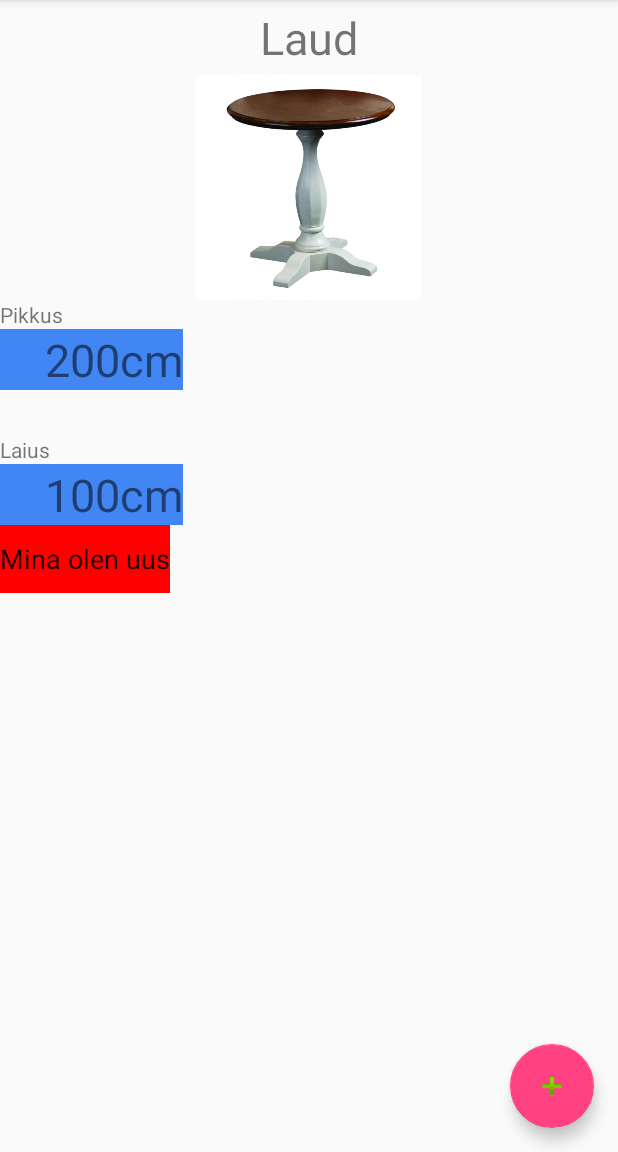
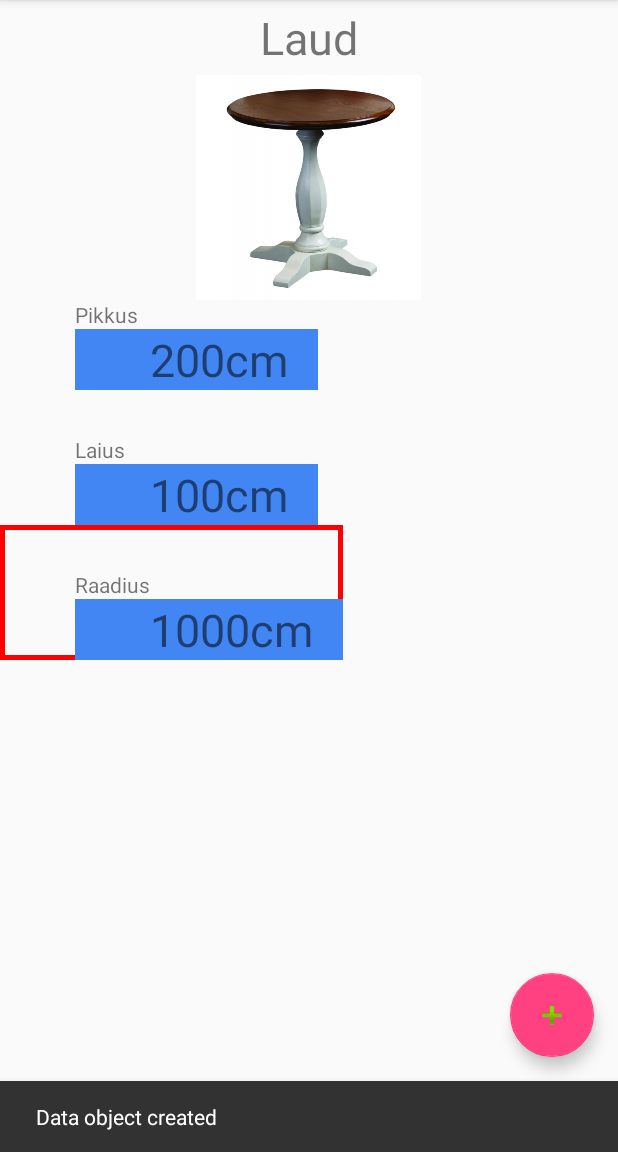
Before and after one commit to Kmarten/Andmeprojekt2, an Android app: the CreateFragment screen opened directly, with no data from a screen before it, after a tap on an icon or button, on a phone screen of 412 x 824 dp, the part 84-1236 px from its top. Run offline under Robolectric (Android 15) with nearby library versions, the phone set to English and light mode, and no system bars.

Commit message:
Custom view(onclick ei tööta korralikult)

```diff
--- a/app/src/main/java/com/example/kasutaja/andmeprojekt/CreateFragment.java
+++ b/app/src/main/java/com/example/kasutaja/andmeprojekt/CreateFragment.java
@@ -1,19 +1,20 @@
 package com.example.kasutaja.andmeprojekt;
 
 
-import android.content.Intent;
 import android.graphics.Color;
+import android.graphics.Paint;
+import android.graphics.drawable.ShapeDrawable;
+import android.graphics.drawable.shapes.RectShape;
 import android.os.Bundle;
-import android.support.annotation.Nullable;
 import android.support.design.widget.FloatingActionButton;
+import android.support.design.widget.Snackbar;
 import android.support.v4.app.Fragment;
-import android.support.v7.app.AppCompatActivity;
 import android.view.LayoutInflater;
 import android.view.View;
 import android.view.ViewGroup;
-import android.widget.EditText;
 import android.widget.LinearLayout;
-import android.widget.Toast;
+
+import com.example.kasutaja.andmeprojekt.customViews.TextDataView;
 
 import java.util.ArrayList;
 
@@ -21,6 +22,7 @@ import java.util.ArrayList;
 public class CreateFragment extends Fragment {
 
     int arv;
+    int oarv = 0;
     ArrayList<Long> ids;
     FloatingActionButton create;
     View inflated;
@@ -30,7 +32,6 @@ public class CreateFragment extends Fragment {
         inflated = inflater.inflate(R.layout.fragment_data, container, false);
 
         create = inflated.findViewById(R.id.bCreate);
-
         create.setOnClickListener(new View.OnClickListener() {
             @Override
             public void onClick(View view) {
@@ -54,15 +55,54 @@ public class CreateFragment extends Fragment {
     }
 
     protected void addField(){
-        EditText et = new EditText(getActivity());
-        LinearLayout ll = getView().findViewById(R.id.dataLinearLayout);
-        et.setLayoutParams(new LinearLayout.LayoutParams(
+        //EditText et = new EditText(getActivity());
+            final Snackbar mySnackbar = Snackbar.make(getView(), "Data object created", Snackbar.LENGTH_SHORT);
+            LinearLayout ll = getView().findViewById(R.id.dataLinearLayout);
+            TextDataView cview = new TextDataView(getContext());
+            oarv++;
+            cview.setLayoutParams(new LinearLayout.LayoutParams(
+                    LinearLayout.LayoutParams.WRAP_CONTENT,
+                    LinearLayout.LayoutParams.WRAP_CONTENT
+            ));
+            //Debugging
+            ShapeDrawable sd = new ShapeDrawable();
+
+            // Specify the shape of ShapeDrawable
+            sd.setShape(new RectShape());
+
+            // Specify the border color of shape
+            sd.getPaint().setColor(Color.RED);
+
+            // Set the border width
+            sd.getPaint().setStrokeWidth(10f);
+
+            // Specify the style is a Stroke
+            sd.getPaint().setStyle(Paint.Style.STROKE);
+
+            // Finally, add the drawable background to TextView
+            cview.setBackground(sd);
+
+            cview.setDataName("Raadius");
+            cview.setData("1000cm");
+
+            cview.setOnClickListener(new View.OnClickListener() {
+                @Override
+                public void onClick(View v) {
+                   mySnackbar.setText("Object clicked: " + Integer.toString(oarv));
+                   mySnackbar.show();
+                }
+            });
+            ll.addView(cview);
+            mySnackbar.setText("Data object created");
+            mySnackbar.show();
+
+       /* et.setLayoutParams(new LinearLayout.LayoutParams(
                 LinearLayout.LayoutParams.WRAP_CONTENT,
                 LinearLayout.LayoutParams.WRAP_CONTENT
         ));
         et.setText("Mina olen uus");
         et.setId(View.generateViewId());
         et.setBackgroundColor(Color.RED);
-        ll.addView(et);
+        ll.addView(et);*/
     }
 }
--- a/app/src/main/java/com/example/kasutaja/andmeprojekt/DataFragment.java
+++ b/app/src/main/java/com/example/kasutaja/andmeprojekt/DataFragment.java
@@ -2,15 +2,10 @@ package com.example.kasutaja.andmeprojekt;
 
 
 import android.os.Bundle;
-import android.support.design.widget.FloatingActionButton;
-import android.support.design.widget.Snackbar;
 import android.support.v4.app.Fragment;
-import android.util.TypedValue;
 import android.view.LayoutInflater;
 import android.view.View;
 import android.view.ViewGroup;
-import android.widget.LinearLayout;
-import android.widget.TextView;
 
 
 public class DataFragment extends Fragment {
@@ -67,6 +62,21 @@ public class DataFragment extends Fragment {
         }
 
         );*/
+
+        /*data_name_view = new TextView(getContext());
+        data_view = new TextView(getContext());
+
+        data_name_view.setText(data_name);
+        data_name_view.setTextSize(TypedValue.COMPLEX_UNIT_SP,14);
+        data_name_view.setVisibility(View.VISIBLE);
+        data_name_view.setId(data_name_id);
+
+        data_view.setText(data);
+        data_view.setBackgroundResource(R.color.data);
+        data_view.setTextSize(TypedValue.COMPLEX_UNIT_SP,30);
+        data_view.setVisibility(View.VISIBLE);
+        dp = (int)(getResources().getDisplayMetrics().density * 50 +0.5f);
+        data_view.setPadding(dp,0,0,0);*/
         return view;
     }
 
--- a/app/src/main/java/com/example/kasutaja/andmeprojekt/DataObjects.java
+++ b/app/src/main/java/com/example/kasutaja/andmeprojekt/DataObjects.java
@@ -9,6 +9,7 @@ import java.util.HashMap;
  * Created by Ahto on 18.12.2017.
  */
 
+//Aeg, millal objeti muudeti
 public class DataObjects {
     private static int id = 0; //Objects counter
     private String name;
--- /dev/null
+++ b/app/src/main/java/com/example/kasutaja/andmeprojekt/customViews/TextDataView.java
@@ -0,0 +1,90 @@
+package com.example.kasutaja.andmeprojekt.customViews;
+
+import android.content.Context;
+import android.graphics.Canvas;
+import android.support.annotation.Nullable;
+import android.util.AttributeSet;
+import android.view.View;
+import android.widget.LinearLayout;
+import android.widget.TextView;
+
+import com.example.kasutaja.andmeprojekt.R;
+
+/**
+ * Created by Märten on 05.01.2018.
+ * Custom view fragmenti datavälja ja selle nime hoidmiseks
+ */
+
+public class TextDataView extends LinearLayout {
+    private View rootView;
+    private TextView dn; //data_name
+    private TextView d; //data
+
+    LinearLayout ll = findViewById(R.id.dataLinearLayout);;
+    //private String data_name = "Data_name";
+    //private String data = "Data";
+
+    private int data_name_id = View.generateViewId();
+    private int data__id = View.generateViewId();
+
+    public TextDataView(Context context) {
+        super(context);
+        init(context);
+    }
+
+    public TextDataView(Context context, @Nullable AttributeSet attrs) {
+        super(context, attrs);
+        init(context);
+    }
+
+    public TextDataView(Context context, @Nullable AttributeSet attrs, int defStyleAttr) {
+        super(context, attrs, defStyleAttr);
+        init(context);
+    }
+
+    private void init(Context context) {
+
+        rootView = inflate(context,R.layout.view_text_data,this);
+        dn = (TextView)rootView.findViewById(R.id.data_name);
+        d = (TextView)rootView.findViewById(R.id.data);
+
+        dn.setId(data_name_id);
+        d.setId(data__id);
+
+        /*dn.setOnClickListener(new View.OnClickListener() {
+            @Override
+            public void onClick(View v) {
+                //work in progress
+            }
+        });
+
+        d.setOnClickListener(new View.OnClickListener() {
+            @Override
+            public void onClick(View v) {
+                //work in progress
+            }
+        });*/
+    }
+
+    public void setDataName(String name) {
+        dn.setText(name);
+        invalidate();
+        requestLayout();
+    }
+    public void setData(String data) {
+        d.setText(data);
+        invalidate();
+        requestLayout();
+    }
+
+    @Override
+    public void onDraw(Canvas canvas) {
+        super.onDraw(canvas);
+        /*ll.layout(0,0,canvas.getWidth(),canvas.getHeight());
+        ll.addView(dn);
+        ll.addView(d);*/
+    }
+
+
+
+}
--- /dev/null
+++ b/app/src/main/res/drawable/custom_name_background.xml
@@ -0,0 +1,4 @@
+<?xml version="1.0" encoding="utf-8"?>
+<selector>
+
+</selector>
--- a/app/src/main/res/layout/fragment_data.xml
+++ b/app/src/main/res/layout/fragment_data.xml
@@ -20,6 +20,7 @@
             android:layout_height="wrap_content"
             android:orientation="vertical">
 
+            <!--Placeholders-->
             <TextView
                 android:layout_width="200dp"
                 android:layout_height="50dp"
@@ -42,19 +43,23 @@
             <TextView
                 android:layout_width="match_parent"
                 android:layout_height="wrap_content"
+                android:layout_marginStart="@dimen/padding_start_data"
                 android:text="Pikkus" />
 
             <TextView
                 android:layout_width="wrap_content"
                 android:layout_height="wrap_content"
                 android:background="@color/data"
-                android:paddingStart="30dp"
+                android:layout_marginStart="@dimen/padding_start_data"
+                android:paddingStart="50dp"
+                android:paddingEnd="20dp"
                 android:text="200cm"
                 android:textSize="30sp" />
 
             <TextView
                 android:layout_width="match_parent"
                 android:layout_height="wrap_content"
+                android:layout_marginStart="@dimen/padding_start_data"
                 android:layout_marginTop="30dp"
                 android:text="Laius" />
 
@@ -62,10 +67,11 @@
                 android:layout_width="wrap_content"
                 android:layout_height="wrap_content"
                 android:background="@color/data"
-                android:paddingStart="30dp"
+                android:layout_marginStart="@dimen/padding_start_data"
+                android:paddingStart="50dp"
+                android:paddingEnd="20dp"
                 android:text="100cm"
                 android:textSize="30sp" />
-
 
         </LinearLayout>
     </ScrollView>
--- /dev/null
+++ b/app/src/main/res/layout/view_text_data.xml
@@ -0,0 +1,28 @@
+<?xml version="1.0" encoding="utf-8"?>
+<LinearLayout xmlns:android="http://schemas.android.com/apk/res/android"
+    android:layout_width="wrap_content"
+    android:layout_height="wrap_content"
+    android:orientation="vertical">
+        <TextView
+            android:id="@+id/data_name"
+            android:layout_width="match_parent"
+            android:layout_height="wrap_content"
+            android:layout_marginStart="@dimen/margin_start_data"
+            android:layout_marginTop="30dp"
+            android:text="@string/data_name_blank"
+            android:clickable="true"
+            android:focusable="true"/>
+
+        <TextView
+            android:id="@+id/data"
+            android:layout_width="wrap_content"
+            android:layout_height="wrap_content"
+            android:layout_marginStart="@dimen/margin_start_data"
+            android:background="@color/data"
+            android:paddingEnd="20dp"
+            android:paddingStart="50dp"
+            android:text="@string/data_blank"
+            android:textSize="30sp"
+            android:clickable="true"
+            android:focusable="true"/>
+</LinearLayout>
--- a/app/src/main/res/values/colors.xml
+++ b/app/src/main/res/values/colors.xml
@@ -5,4 +5,6 @@
     <color name="colorAccent">#FF4081</color>
     <color name="data">#4286f4</color>
     <color name="data_name">#4286f4</color>
+
+
 </resources>
--- /dev/null
+++ b/app/src/main/res/values/dimens.xml
@@ -0,0 +1,6 @@
+<?xml version="1.0" encoding="utf-8"?>
+<resources>
+    <!--Number values-->
+    <dimen name="padding_start_data">50dp</dimen>
+    <dimen name="margin_start_data">50dp</dimen>
+</resources>
--- a/app/src/main/res/values/strings.xml
+++ b/app/src/main/res/values/strings.xml
@@ -6,4 +6,9 @@
     <string name="ObjectImg">Display object picture</string>
     <string name="human_first_name">Name</string>
     <string name="human_last_name">Last Name</string>
+    <string name="data_name_blank">Data name</string>
+    <string name="data_blank">Data</string>
+
+
+
 </resources>
```
